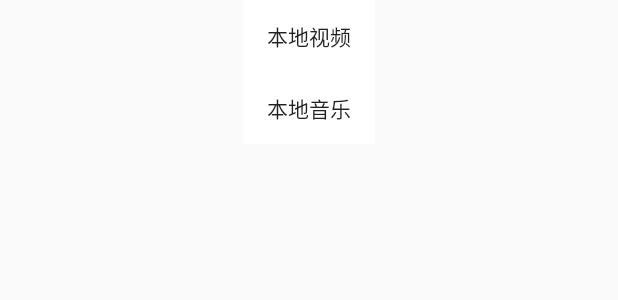
After one commit to zhang-yongjiang/ifsmile, an Android app: the layout fragment_smile_video.xml on its own in the app's theme, with its tools: preview values and no code run, on a phone screen of 412 x 824 dp. The commit adds this screen. Shown: the top 300 px of the screen. Run offline under Robolectric (Android 15) with nearby library versions, the phone set to English and light mode, and no system bars.

Commit message:
11.23.1 commit

```diff
--- a/app/src/main/java/app/ifsmile/com/ifsmile/SmileActivity.java
+++ b/app/src/main/java/app/ifsmile/com/ifsmile/SmileActivity.java
@@ -12,7 +12,7 @@ public class SmileActivity extends FragmentActivity {
     protected void onCreate(Bundle savedInstanceState) {
         super.onCreate(savedInstanceState);
         requestWindowFeature(Window.FEATURE_NO_TITLE);
-        setContentView(R.layout.activity_smile_video);
+        setContentView(R.layout.fragment_smile_video);
         FragmentManager fm=getSupportFragmentManager();
         Fragment fragment = fm.findFragmentById(R.id.fragment_container);
 
--- /dev/null
+++ b/app/src/main/res/layout/fragment_smile_video.xml
@@ -0,0 +1,29 @@
+<?xml version="1.0" encoding="utf-8"?>
+
+<RelativeLayout xmlns:android="http://schemas.android.com/apk/res/android"
+             android:id="@+id/fragment_container"
+             android:layout_width="match_parent"
+             android:layout_height="match_parent">
+
+    <LinearLayout
+        android:layout_width="wrap_content"
+        android:layout_height="wrap_content"
+        android:layout_centerHorizontal="true"
+        android:orientation="vertical">
+        <Button
+            android:id="@+id/my_video_button"
+            android:layout_width="match_parent"
+            android:layout_height="wrap_content"
+            android:text="@string/my_video"
+            android:background="@color/colorAccent"/>
+        <Button
+            android:id="@+id/my_music_button"
+            android:layout_width="match_parent"
+            android:layout_height="wrap_content"
+            android:text="@string/my_music"
+            android:background="@color/colorAccent"/>
+    </LinearLayout>
+
+
+
+</RelativeLayout>
--- a/app/src/main/res/values/strings.xml
+++ b/app/src/main/res/values/strings.xml
@@ -1,6 +1,6 @@
 <resources>
     <string name="app_name">IfSmile</string>
-    <string name="welcome_text">欢迎来到IfSmile，请尽情使用吧！</string>
-    <string name="name_hint">给自己想个名字吧</string>
+    <string name="my_video">本地视频</string>
+    <string name="my_music">本地音乐</string>
     <string name="new_something">设置</string>
 </resources>
```
Also changed, not shown: app/src/main/java/app/ifsmile/com/ifsmile/VideoPlayFragment.java (+41 -0 lines), app/src/main/res/layout/activity_smile.xml (added, +7 -0 lines), app/src/main/res/layout/activity_smile_video.xml (deleted, +0 -15 lines).
